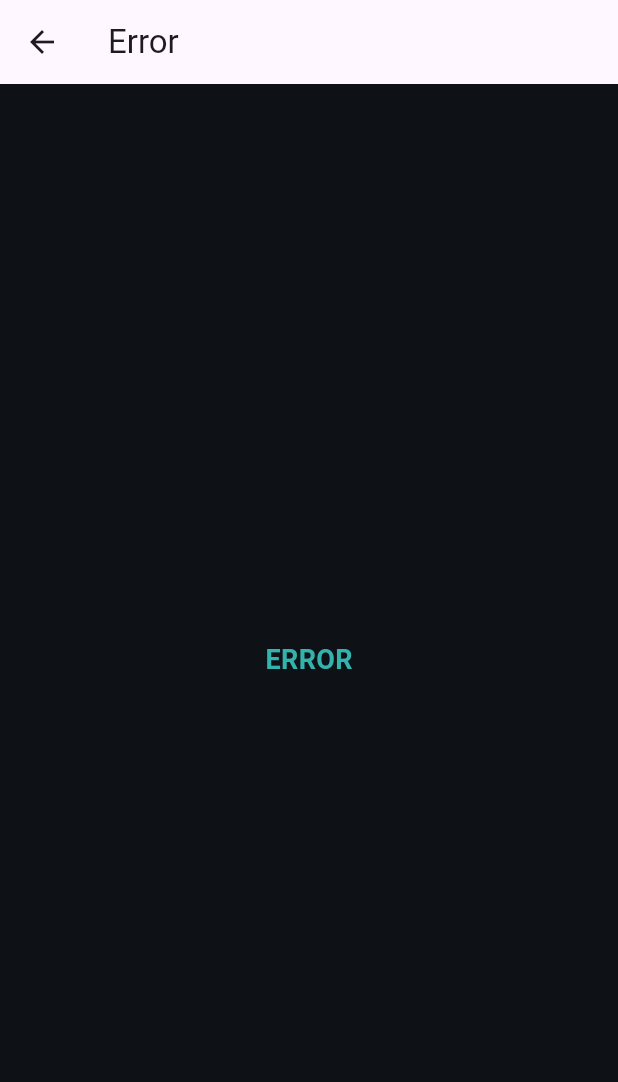
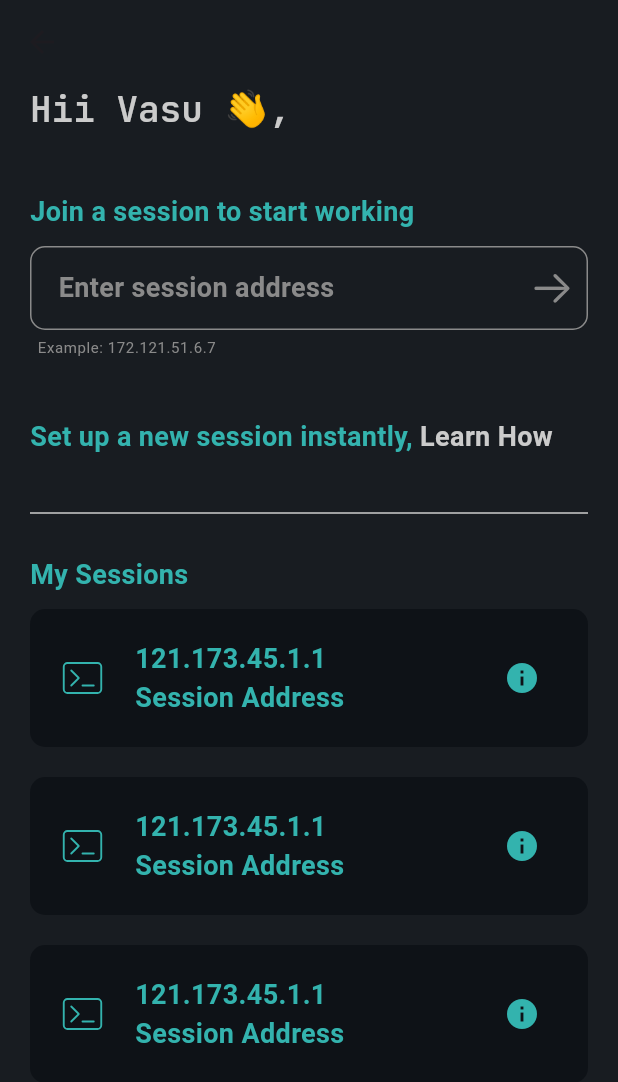
Before and after one commit to vasusomani/devsync, a Flutter app: the SignUpScreen screen opened by its route, after a tap on "Submit", on a phone screen of 412 x 824 dp. Shown: the top 1082 px of the screen. Run offline on Flutter 3.47's test engine with Material 3 defaults, Android fonts, the phone set to English and light mode, and no system bars; our stand-ins replace animated_text_kit, flutter_riverpod, flutter_secure_storage, flutter_svg, google_fonts, shared_preferences; accounts and stored records are empty.

Commit message:
Added admin dashboard screen

```diff
--- a/lib/constants/colors.dart
+++ b/lib/constants/colors.dart
@@ -7,6 +7,7 @@ class CustomColors {
   static const Color primaryColor = Color(0xFF33B3AE);
   static const Color textColor1 = Color(0xFFCBCBCB);
   static const Color textColor2 = Color(0xFF8A8A8A);
+  static const Color textColor3 = Color(0xFF3fba50);
   static const Color textFieldColor = Color(0xFF232e3d);
   // static const Color successBackgroundColor = Color(0xFF7EB0F2);
   // static Color secondaryColor1 = Colors.grey[200]!;
@@ -19,7 +20,7 @@ class CustomColors {
   // static const Color successColor2 = Color(0xFF0EAD69);
   // static const Color successColorLight = Color(0xFFDCFAED);
   // static const Color progressColor = Color(0xFF3DA9FC);
-  // static const Color alertColor = Color(0xFFD22B2B);
+  static const Color alertColor = Color(0xFFEA5A5A);
   // static const Color barsColor = Color(0xFF0060FF);
   // static const Color chatColor1 = Color(0xFFD2D2D2);
   // static const Color chatColor2 = Color(0xFF3DA9FC);
--- a/lib/view/components/textfields/auth_textfield.dart
+++ b/lib/view/components/textfields/auth_textfield.dart
@@ -36,7 +36,7 @@ class AuthTextField extends StatelessWidget {
   Widget build(BuildContext context) {
     return TextFormField(
       style: Theme.of(context).textTheme.bodySmall!.copyWith(
-            color: CustomColors.textColor2,
+            color: CustomColors.textColor1,
           ),
       validator: (value) {
         if (value == null || value.isEmpty) {
@@ -69,14 +69,14 @@ class AuthTextField extends StatelessWidget {
       controller: controller,
       maxLength: 50,
       textInputAction: inputAction ?? TextInputAction.next,
-      cursorColor: CustomColors.textColor2,
+      cursorColor: CustomColors.textColor1,
       obscureText: isObscure,
       keyboardType: isNumber ? TextInputType.number : TextInputType.text,
       autovalidateMode: AutovalidateMode.onUserInteraction,
       decoration: InputDecoration(
         hintText: title,
         counterText: "",
-        contentPadding: EdgeInsets.symmetric(vertical: 10.0, horizontal: 20.0),
+        contentPadding: EdgeInsets.symmetric(vertical: 15.0, horizontal: 20.0),
         suffixIcon: (title == "Your Password")
             ? GestureDetector(
                 onTap: onEyeTap,
--- a/lib/view/routes/routing.dart
+++ b/lib/view/routes/routing.dart
@@ -1,5 +1,5 @@
 import 'package:devsync/view/screens/auth/login_screen.dart';
-import 'package:devsync/view/screens/home_screen.dart';
+import 'package:devsync/view/screens/dashboard/dashboard_admin_screen.dart';
 import 'package:devsync/view/screens/on-boarding/splash_screen.dart';
 import 'package:flutter/material.dart';
 
@@ -14,6 +14,8 @@ class RouteGenerator extends NavigatorObserver {
         return MaterialPageRoute(builder: (_) => const LoginScreen());
       case '/signup':
         return MaterialPageRoute(builder: (_) => const SignUpScreen());
+      case '/dashboard_common':
+        return MaterialPageRoute(builder: (_) => const DashboardAdminScreen());
       default:
         return _errorRoute();
     }
--- a/lib/view/screens/auth/signup_screen.dart
+++ b/lib/view/screens/auth/signup_screen.dart
@@ -2,6 +2,7 @@ import 'package:flutter/cupertino.dart';
 import 'package:flutter/material.dart';
 import 'package:flutter/widgets.dart';
 import 'package:flutter_svg/svg.dart';
+import 'package:google_fonts/google_fonts.dart';
 
 import '../../../Constants/colors.dart';
 import '../../components/custom_buttons.dart';
@@ -19,6 +20,7 @@ class _SignUpScreenState extends State<SignUpScreen> {
   TextEditingController nameController = TextEditingController();
   TextEditingController emailController = TextEditingController();
   TextEditingController passwordController = TextEditingController();
+  TextEditingController confirmPasswordController = TextEditingController();
   @override
   Widget build(BuildContext context) {
     return Scaffold(
@@ -35,7 +37,7 @@ class _SignUpScreenState extends State<SignUpScreen> {
               children: [
                 SvgPicture.asset(
                   'assets/images/logo.svg',
-                  height: 40,
+                  height: 60,
                 ),
                 const SizedBox(
                   width: 10,
@@ -51,10 +53,13 @@ class _SignUpScreenState extends State<SignUpScreen> {
             ),
             Text(
               'Sign Up',
-              style: Theme.of(context).textTheme.headlineMedium,
+              style: Theme.of(context).textTheme.headlineMedium!.copyWith(
+                    color: CustomColors.textColor1,
+                    fontFamily: GoogleFonts.montserrat().fontFamily,
+                  ),
             ),
             const SizedBox(
-              height: 40,
+              height: 20,
             ),
             Padding(
               padding: const EdgeInsets.symmetric(horizontal: 22),
@@ -64,23 +69,23 @@ class _SignUpScreenState extends State<SignUpScreen> {
                     title: 'Username',
                     controller: usernameController,
                   ),
-                  const SizedBox(
-                    height: 20,
+                  SizedBox(
+                    height: MediaQuery.of(context).size.height * 0.02,
                   ),
                   AuthTextField(
                     title: 'Name',
                     controller: nameController,
                   ),
-                  const SizedBox(
-                    height: 20,
+                  SizedBox(
+                    height: MediaQuery.of(context).size.height * 0.02,
                   ),
                   AuthTextField(
                     title: 'Email',
                     controller: emailController,
                     isEmail: true,
                   ),
-                  const SizedBox(
-                    height: 20,
+                  SizedBox(
+                    height: MediaQuery.of(context).size.height * 0.02,
                   ),
                   AuthTextField(
                     title: 'Password',
@@ -88,30 +93,31 @@ class _SignUpScreenState extends State<SignUpScreen> {
                     inputAction: TextInputAction.done,
                     isObscure: true,
                   ),
-                  const SizedBox(
-                    height: 20,
+                  SizedBox(
+                    height: MediaQuery.of(context).size.height * 0.02,
                   ),
                   AuthTextField(
                     title: 'Confirm Password',
-                    controller: passwordController,
+                    controller: confirmPasswordController,
                     inputAction: TextInputAction.done,
                     isObscure: true,
                   ),
                   SizedBox(
-                    height: MediaQuery.of(context).size.height * 0.05,
+                    height: MediaQuery.of(context).size.height * 0.04,
                   ),
                   SizedBox(
                     width: MediaQuery.of(context).size.width * 0.4,
                     child: PrimaryButton(
                       text: 'Submit',
-                      onPressed: () => Navigator.of(context).pushNamed('/home'),
+                      onPressed: () =>
+                          Navigator.of(context).pushNamed('/dashboard_common'),
                     ),
                   ),
                 ],
               ),
             ),
-            const SizedBox(
-              height: 45,
+            SizedBox(
+              height: MediaQuery.of(context).size.height * 0.03,
             ),
             Row(
               children: [
@@ -138,8 +144,8 @@ class _SignUpScreenState extends State<SignUpScreen> {
                 )),
               ],
             ),
-            const SizedBox(
-              height: 35,
+            SizedBox(
+              height: MediaQuery.of(context).size.height * 0.03,
             ),
             Padding(
               padding: const EdgeInsets.symmetric(horizontal: 22),
@@ -150,7 +156,7 @@ class _SignUpScreenState extends State<SignUpScreen> {
               ),
             ),
             const SizedBox(
-              height: 20,
+              height: 10,
             ),
             //create account
             Row(
--- /dev/null
+++ b/lib/view/screens/dashboard/dashboard_admin_screen.dart
@@ -0,0 +1,258 @@
+import 'package:devsync/view/components/custom_buttons.dart';
+import 'package:flutter/cupertino.dart';
+import 'package:flutter/material.dart';
+import 'package:flutter/widgets.dart';
+import 'package:flutter_svg/svg.dart';
+
+import '../../../Constants/colors.dart';
+
+class DashboardAdminScreen extends StatefulWidget {
+  const DashboardAdminScreen({super.key});
+
+  @override
+  State<DashboardAdminScreen> createState() => _DashboardAdminScreenState();
+}
+
+class _DashboardAdminScreenState extends State<DashboardAdminScreen> {
+  bool isExpanded = false;
+  @override
+  Widget build(BuildContext context) {
+    return Scaffold(
+      backgroundColor: CustomColors.backgroundColor2,
+      appBar: AppBar(),
+      body: SingleChildScrollView(
+        child: Padding(
+          padding: const EdgeInsets.symmetric(horizontal: 20),
+          child: Column(
+            crossAxisAlignment: CrossAxisAlignment.start,
+            children: [
+              Text(
+                "Hii Vasu 👋,",
+                style: Theme.of(context).textTheme.headlineSmall,
+              ),
+              const SizedBox(height: 20),
+              Container(
+                padding:
+                    const EdgeInsets.symmetric(horizontal: 0, vertical: 20),
+                width: double.maxFinite,
+                decoration: BoxDecoration(
+                  // color: CustomColors.backgroundColor,
+                  borderRadius: BorderRadius.circular(10),
+                ),
+                child: Column(
+                  mainAxisAlignment: MainAxisAlignment.center,
+                  crossAxisAlignment: CrossAxisAlignment.start,
+                  children: [
+                    Text(
+                      "Join a session to start working",
+                      style: Theme.of(context).textTheme.bodyMedium,
+                    ),
+                    const SizedBox(height: 10),
+                    TextFormField(
+                      keyboardType: TextInputType.number,
+                      style: Theme.of(context).textTheme.bodyMedium!.copyWith(
+                            color: CustomColors.textColor2,
+                          ),
+                      decoration: InputDecoration(
+                        hintText: "Enter session address",
+                        hintStyle:
+                            Theme.of(context).textTheme.bodyMedium!.copyWith(
+                                  color: CustomColors.textColor2,
+                                ),
+                        contentPadding: const EdgeInsets.symmetric(
+                            horizontal: 15, vertical: 15),
+                        enabledBorder: const OutlineInputBorder(
+                          borderRadius: BorderRadius.all(Radius.circular(10)),
+                          borderSide:
+                              BorderSide(color: CustomColors.textColor2),
+                        ),
+                        focusedBorder: const OutlineInputBorder(
+                          borderRadius: BorderRadius.all(Radius.circular(10)),
+                          borderSide:
+                              BorderSide(color: CustomColors.textColor1),
+                        ),
+                        suffixIcon: IconButton(
+                          onPressed: () {},
+                          icon: const Icon(
+                            CupertinoIcons.arrow_right,
+                            size: 30,
+                            color: CustomColors.textColor2,
+                          ),
+                        ),
+                      ),
+                    ),
+                    //hint, for eg: 172.121.51.6.7
+                    const SizedBox(height: 5),
+                    Padding(
+                      padding: const EdgeInsets.symmetric(horizontal: 5.0),
+                      child: Text(
+                        "Example: 172.121.51.6.7",
+                        style: Theme.of(context).textTheme.bodySmall!.copyWith(
+                              color: CustomColors.textColor2,
+                              fontSize: 10,
+                              fontWeight: FontWeight.w400,
+                            ),
+                      ),
+                    ),
+                    //or create a new session, learn how
+                    const SizedBox(height: 40),
+                    RichText(
+                        text: TextSpan(
+                      text: "Set up a new session instantly, ",
+                      style: Theme.of(context).textTheme.bodyMedium,
+                      children: [
+                        TextSpan(
+                          text: "Learn How",
+                          style:
+                              Theme.of(context).textTheme.bodyMedium!.copyWith(
+                                    color: CustomColors.textColor1,
+                                  ),
+                        ),
+                      ],
+                    )),
+                    const SizedBox(height: 30),
+                    //horizontal line
+                    const Divider(
+                      color: CustomColors.textColor1,
+                      thickness: 1,
+                    ),
+                    const SizedBox(height: 20),
+                    Text(
+                      "My Sessions",
+                      style: Theme.of(context).textTheme.bodyMedium,
+                    ),
+                    Column(
+                      children: [
+                        for (int i = 0; i < 3; i++)
+                          GestureDetector(
+                            onTap: () {
+                              setState(() {
+                                isExpanded = !isExpanded;
+                              });
+                            },
+                            child: Container(
+                              padding: const EdgeInsets.symmetric(
+                                  horizontal: 20, vertical: 20),
+                              margin: const EdgeInsets.symmetric(vertical: 10),
+                              decoration: BoxDecoration(
+                                color: CustomColors.backgroundColor,
+                                borderRadius: BorderRadius.circular(10),
+                              ),
+                              child: Column(
+                                children: [
+                                  Row(
+                                    mainAxisAlignment: MainAxisAlignment.start,
+                                    children: [
+                                      SvgPicture.asset(
+                                        "assets/icons/terminal.svg",
+                                        height: 30,
+                                        width: 30,
+                                        color: CustomColors.primaryColor,
+                                      ),
+                                      const SizedBox(width: 20),
+                                      Column(
+                                        crossAxisAlignment:
+                                            CrossAxisAlignment.start,
+                                        children: [
+                                          Text(
+                                            "121.173.45.1.1",
+                                            style: Theme.of(context)
+                                                .textTheme
+                                                .bodyMedium,
+                                          ),
+                                          Text(
+                                            "Session Address",
+                                            style: Theme.of(context)
+                                                .textTheme
+                                                .bodyMedium,
+                                          ),
+                                        ],
+                                      ),
+                                      const Spacer(),
+                                      IconButton(
+                                        onPressed: () {},
+                                        icon: const Icon(
+                                          Icons.info,
+                                          color: CustomColors.primaryColor,
+                                        ),
+                                      ),
+                                    ],
+                                  ),
+                                  if (isExpanded)
+                                    Column(
+                                      children: [
+                                        const SizedBox(height: 20),
+                                        _buildInfoRow(
+                                            "Device Name", "Vasu's MAC"),
+                                        const SizedBox(height: 10),
+                                        _buildInfoRow("Active Users", "7"),
+                                        const SizedBox(height: 10),
+                                        _buildInfoRow(
+                                            "Session Time", "23 mins"),
+                                        const SizedBox(height: 10),
+                                        _buildInfoRow(
+                                            "Session Status", "Active"),
+                                        const SizedBox(height: 20),
+                                        //red color connect button
+                                        SizedBox(
+                                          width: double.maxFinite,
+                                          child: Row(
+                                            children: [
+                                              Expanded(
+                                                child: SecondaryButton(
+                                                  onPressed: () {},
+                                                  text: "View Logs",
+                                                ),
+                                              ),
+                                              const SizedBox(width: 15),
+                                              Expanded(
+                                                  child: SecondaryButton(
+                                                onPressed: () {},
+                                                text: "Settings",
+                                              )),
+                                            ],
+                                          ),
+                                        ),
+
+                                        SizedBox(
+                                          width: double.maxFinite,
+                                          child: SecondaryButton(
+                                            onPressed: () {},
+                                            text: "Connect",
+                                            isAlert: true,
+                                          ),
+                                        ),
+                                      ],
+                                    ),
+                                ],
+                              ),
+                            ),
+                          ),
+                      ],
+                    ),
+                  ],
+                ),
+              ),
+            ],
+          ),
+        ),
+      ),
+    );
+  }
+
+  _buildInfoRow(String title, String value) {
+    return Row(
+      mainAxisAlignment: MainAxisAlignment.spaceBetween,
+      children: [
+        Text(
+          title,
+          style: Theme.of(context).textTheme.bodySmall,
+        ),
+        Text(
+          value,
+          style: Theme.of(context).textTheme.bodySmall,
+        ),
+      ],
+    );
+  }
+}
```
Also changed, not shown: lib/main.dart (+11 -1 lines), lib/view/components/containers/address_container.dart (added, +16 -0 lines), lib/view/components/custom_buttons.dart (+20 -62 lines), lib/view/routes/routing_transition.dart (added, +30 -0 lines), lib/view/screens/auth/login_screen.dart (+31 -17 lines), assets/icons/arrow_forward.svg (added), assets/icons/terminal.svg (added), lib/view/screens/dashboard/dashboard_admin_settings_screen.dart (added), lib/view/screens/dashboard/dashboard_user_screen.dart (added).
